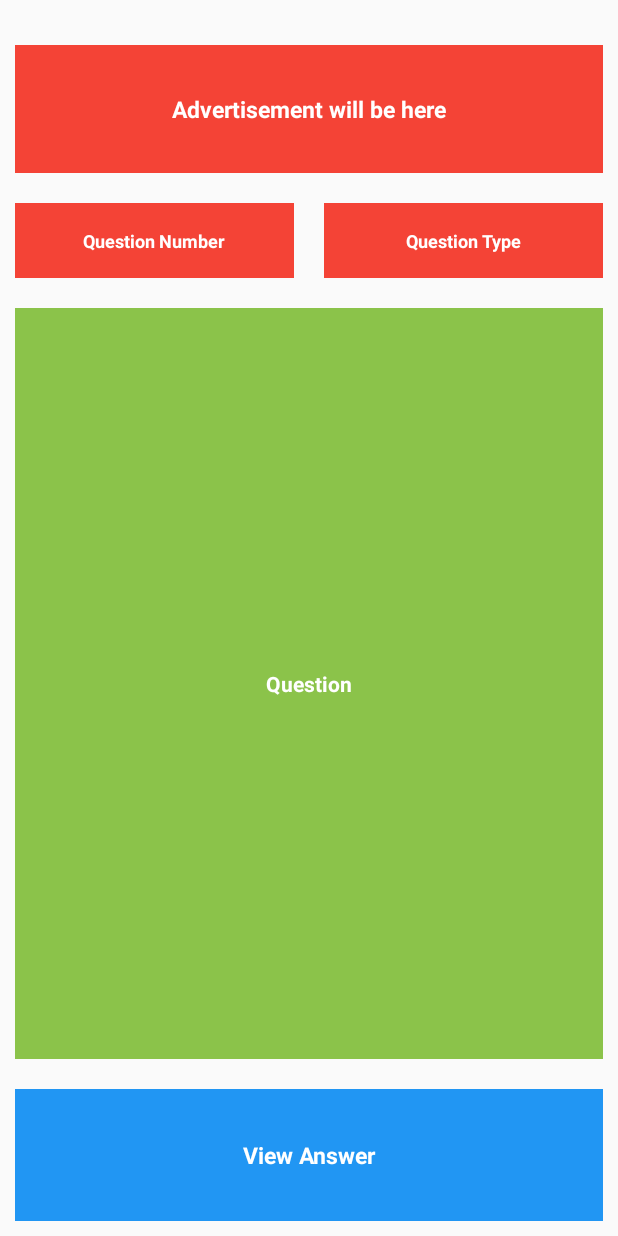
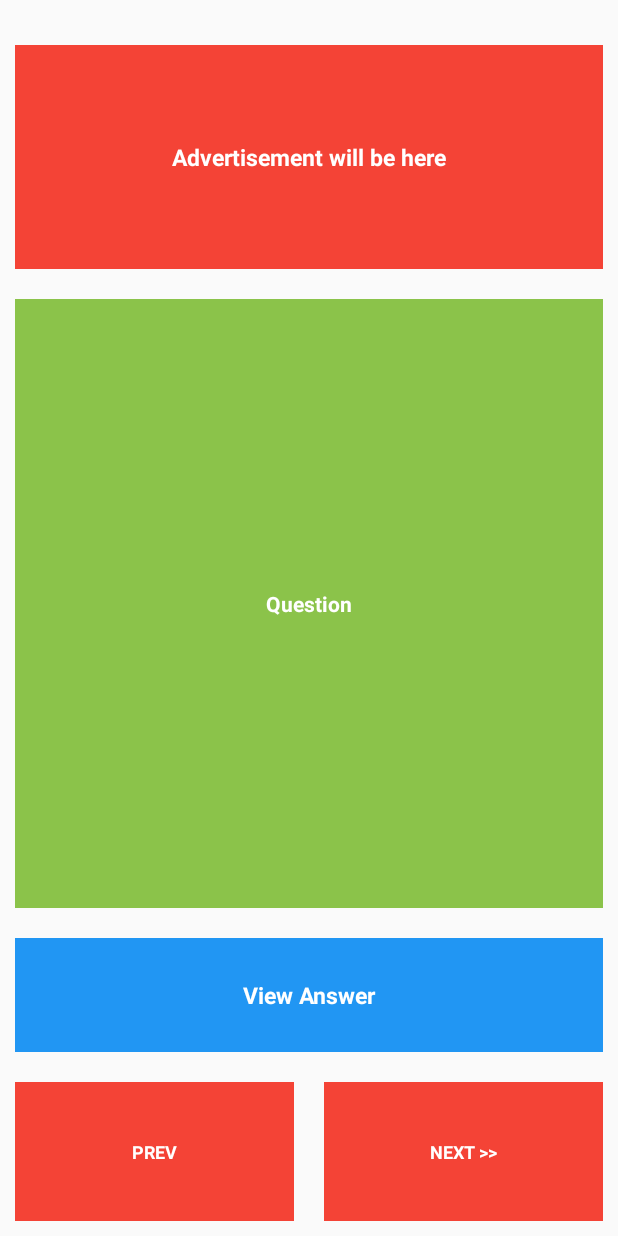
Before and after one commit to jitendrachoudhary9623/QuizApp, an Android app: the layout activity_interview.xml on its own in the app's theme, with its tools: preview values and no code run, on a phone screen of 412 x 824 dp. Run offline under Robolectric (Android 15) with nearby library versions, the phone set to English and light mode, and no system bars.

Commit message:
Updated Interview Activity

```diff
--- a/app/src/main/java/com/quizapp/jitcodez/quizapp/Adapters/InterviewAdapter.java
+++ b/app/src/main/java/com/quizapp/jitcodez/quizapp/Adapters/InterviewAdapter.java
@@ -2,6 +2,7 @@ package com.quizapp.jitcodez.quizapp.Adapters;
 
 import android.content.Context;
 import android.content.Intent;
+import android.os.Parcelable;
 import android.support.annotation.NonNull;
 import android.support.v7.widget.RecyclerView;
 import android.view.LayoutInflater;
@@ -15,6 +16,7 @@ import com.quizapp.jitcodez.quizapp.R;
 import com.quizapp.jitcodez.quizapp.database.Interview;
 import com.quizapp.jitcodez.quizapp.database.Program;
 
+import java.util.ArrayList;
 import java.util.List;
 
 public class InterviewAdapter extends RecyclerView.Adapter<InterviewAdapter.InterviewViewHolder>{
@@ -66,8 +68,8 @@ public class InterviewAdapter extends RecyclerView.Adapter<InterviewAdapter.Inte
                 public void onClick(View v) {
                     Intent in=new Intent(cntx,InterviewActivity.class);
                     Interview p=interviewList.get(position);
-                    in.putExtra("interview",p);
-                    cntx.startActivity(in);
+                    in.putParcelableArrayListExtra("interview", (ArrayList<? extends Parcelable>) interviewList);
+                    in.putExtra("interview_post",position);                    cntx.startActivity(in);
                 }
             });
         }
--- a/app/src/main/java/com/quizapp/jitcodez/quizapp/Adapters/NonTechInterviewAdapter.java
+++ b/app/src/main/java/com/quizapp/jitcodez/quizapp/Adapters/NonTechInterviewAdapter.java
@@ -2,6 +2,7 @@ package com.quizapp.jitcodez.quizapp.Adapters;
 
 import android.content.Context;
 import android.content.Intent;
+import android.os.Parcelable;
 import android.support.annotation.NonNull;
 import android.support.v7.widget.RecyclerView;
 import android.view.LayoutInflater;
@@ -13,6 +14,7 @@ import com.quizapp.jitcodez.quizapp.Activity.InterviewActivity;
 import com.quizapp.jitcodez.quizapp.R;
 import com.quizapp.jitcodez.quizapp.database.Interview;
 
+import java.util.ArrayList;
 import java.util.List;
 
 public class NonTechInterviewAdapter extends RecyclerView.Adapter<NonTechInterviewAdapter.NonTechInterviewViewHolder>{
@@ -83,7 +85,8 @@ public class NonTechInterviewAdapter extends RecyclerView.Adapter<NonTechIntervi
                 public void onClick(View v) {
                     Intent in=new Intent(cntx,InterviewActivity.class);
                     Interview p=interviewList.get(position);
-                    in.putExtra("interview",p);
+                    in.putParcelableArrayListExtra("interview", (ArrayList<? extends Parcelable>) interviewList);
+                    in.putExtra("interview_post",position);
                     cntx.startActivity(in);
                 }
             });
--- a/app/src/main/res/layout/activity_interview.xml
+++ b/app/src/main/res/layout/activity_interview.xml
@@ -14,7 +14,7 @@
        <LinearLayout
            android:layout_width="match_parent"
            android:layout_height="match_parent"
-           android:layout_weight="4"
+           android:layout_weight="4.5"
            android:orientation="vertical">
            <TextView
                android:layout_width="match_parent"
@@ -29,43 +29,11 @@
 
                android:gravity="center_horizontal|center_vertical"/>
        </LinearLayout>
-    <LinearLayout
-        android:layout_width="match_parent"
-        android:layout_height="match_parent"
-        android:orientation="horizontal"
-        android:layout_weight="4.2">
-        <TextView
-            android:id="@+id/interview_question_no"
-            android:layout_width="match_parent"
-            android:layout_height="match_parent"
-            android:text="Question Number"
-            android:background="@color/red"
-            android:textColor="@android:color/white"
-            android:textStyle="bold"
-            android:textSize="12sp"
-            android:layout_weight="1"
-            android:layout_margin="10dp"
-
-            android:gravity="center_horizontal|center_vertical"/>
-        <TextView
-            android:id="@+id/interview_question_type"
-
-            android:layout_width="match_parent"
-            android:layout_height="match_parent"
-            android:text="Question Type"
-            android:layout_margin="10dp"
-            android:background="@color/red"
-            android:textColor="@android:color/white"
-            android:textStyle="bold"
-            android:textSize="12sp"
-            android:layout_weight="1"
-            android:gravity="center_horizontal|center_vertical"/>
-    </LinearLayout>
 
        <LinearLayout
            android:layout_width="match_parent"
            android:layout_height="match_parent"
-           android:layout_weight="1"
+           android:layout_weight="2"
            android:orientation="vertical"
            >
 
@@ -98,5 +66,38 @@ android:padding="10dp"
                android:layout_weight="1"
                android:gravity="center_horizontal|center_vertical"/>
        </LinearLayout>
+       <LinearLayout
+           android:layout_width="match_parent"
+           android:layout_height="match_parent"
+           android:orientation="horizontal"
+           android:layout_weight="4.9">
+           <TextView
+               android:id="@+id/interview_prev"
+               android:layout_width="match_parent"
+               android:layout_height="match_parent"
+               android:text="PREV"
+               android:background="@color/red"
+               android:textColor="@android:color/white"
+               android:textStyle="bold"
+               android:textSize="12sp"
+               android:layout_weight="1"
+               android:layout_margin="10dp"
+
+               android:gravity="center_horizontal|center_vertical"/>
+           <TextView
+               android:id="@+id/interview_next"
+
+               android:layout_width="match_parent"
+               android:layout_height="match_parent"
+               android:text="NEXT >>"
+               android:layout_margin="10dp"
+               android:background="@color/red"
+               android:textColor="@android:color/white"
+               android:textStyle="bold"
+               android:textSize="12sp"
+               android:layout_weight="1"
+               android:gravity="center_horizontal|center_vertical"/>
        </LinearLayout>
+
+   </LinearLayout>
 </RelativeLayout>
```
Also changed, not shown: app/src/main/java/com/quizapp/jitcodez/quizapp/Activity/InterviewActivity.java (+42 -15 lines).
